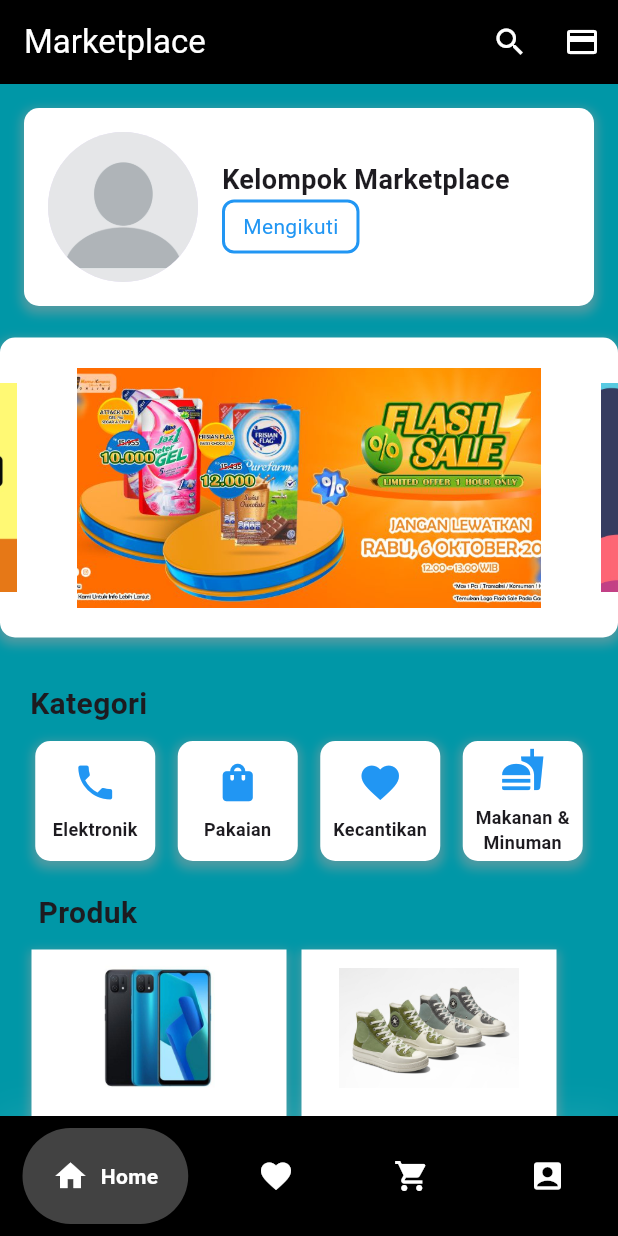
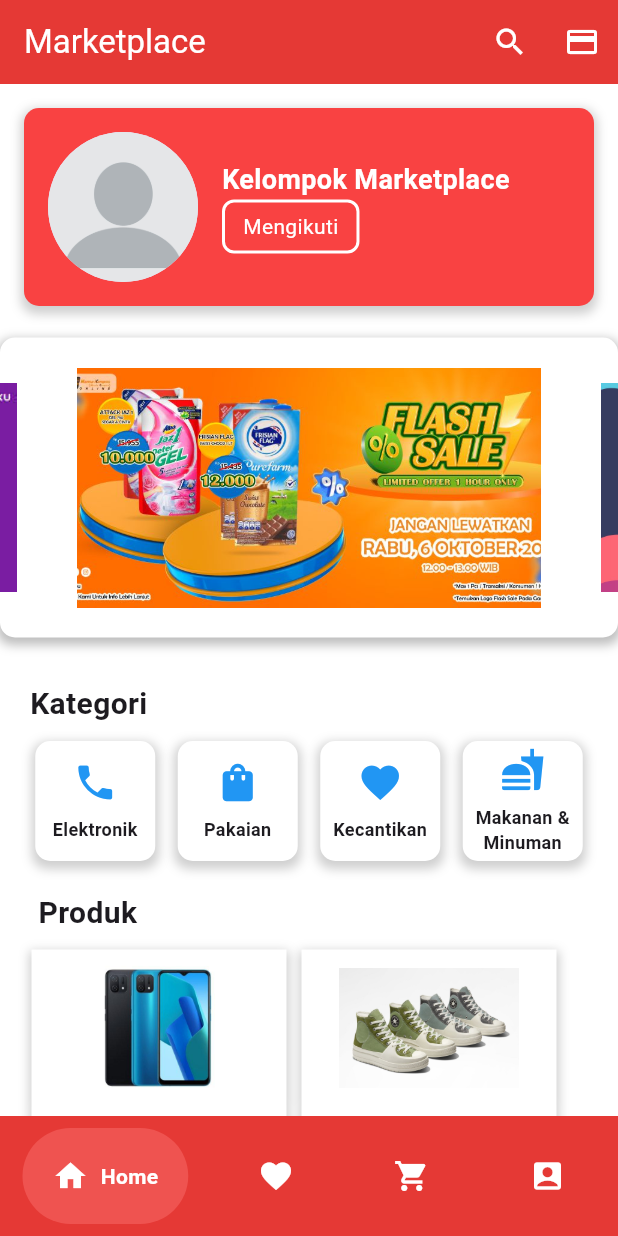
Before and after one commit to danielhartonohonoris/marketplaceuas, a Flutter app: the screen it shows after launch, after a tap on "Sign in", on a phone screen of 412 x 824 dp. Run offline on Flutter 3.47's test engine with Material 3 defaults, Android fonts, the phone set to English and light mode, and no system bars; drawn by our look-alikes of carousel_slider, google_nav_bar; our stand-ins replace get, velocity_x; missing offline and left inert: flutter_launcher_icons.

Commit message:
Modif Warna UI

```diff
--- a/lib/NavbarPage/cart.dart
+++ b/lib/NavbarPage/cart.dart
@@ -1,5 +1,7 @@
 import 'package:flutter/material.dart';
+import 'package:flutter_launcher_icons/xml_templates.dart';
 import 'package:intl/intl.dart';
+import 'package:test4/const/colors.dart';
 import 'package:test4/searchProduct/searchpage.dart';
 
 class CartPage extends StatefulWidget {
@@ -85,6 +87,7 @@
               children: [
                 IconButton(
                   icon: Icon(Icons.remove),
+                  color: redColor,
                   onPressed: () {
                     setState(() {
                       _cart.removeItem(item);
@@ -93,6 +96,7 @@
                 ),
                 IconButton(
                   icon: Icon(Icons.add),
+                  color: redColor,
                   onPressed: () {
                     setState(() {
                       _cart.addItem(item);
@@ -107,11 +111,17 @@
       bottomNavigationBar: Padding(
         padding: const EdgeInsets.all(8.0),
         child: ElevatedButton(
-          onPressed: () {
-            _showPurchaseDialog(context, _cart.calculateTotalPrice());
-          },
-          child: Text('Buy'),
-        ),
+            onPressed: () {
+              _showPurchaseDialog(context, _cart.calculateTotalPrice());
+            },
+            style: ButtonStyle(
+              backgroundColor: MaterialStateProperty.all<Color>(
+                  Colors.red.shade600), // Ganti warna sesuai keinginan Anda
+            ),
+            child: Text(
+              'Buy',
+              style: TextStyle(color: Colors.white),
+            )),
       ),
     );
   }
--- a/lib/NavbarPage/home.dart
+++ b/lib/NavbarPage/home.dart
@@ -17,6 +17,7 @@
     'image/iklan_1.jpg',
     'image/iklan_2.jpg',
     'image/iklan_3.jpg',
+    'image/flashsale.jpeg',
   ];
 
   List<CategoryModel> categories = [
@@ -30,7 +31,7 @@
   @override
   Widget build(BuildContext context) {
     return Scaffold(
-      backgroundColor: Colors.cyan.shade700,
+      backgroundColor: Colors.white,
       body: SafeArea(
         //ScrollWidget
         child: SingleChildScrollView(
@@ -41,7 +42,7 @@
                 margin: const EdgeInsets.all(16),
                 padding: const EdgeInsets.all(16),
                 decoration: BoxDecoration(
-                  color: Colors.white,
+                  color: Color.fromARGB(255, 249, 66, 66),
                   borderRadius: BorderRadius.circular(10.0),
                   boxShadow: [
                     BoxShadow(
@@ -65,6 +66,7 @@
                         const Text(
                           'Kelompok Marketplace',
                           style: TextStyle(
+                            color: Colors.white,
                             fontSize: 18,
                             fontWeight: FontWeight.bold,
                           ),
@@ -72,7 +74,7 @@
                         Container(
                           decoration: BoxDecoration(
                             border: Border.all(
-                              color: Colors.blue,
+                              color: Colors.white,
                               width: 2.0,
                             ),
                             borderRadius: BorderRadius.circular(8.0),
@@ -83,7 +85,7 @@
                             'Mengikuti',
                             style: TextStyle(
                               fontSize: 14,
-                              color: Colors.blue,
+                              color: Colors.white,
                             ),
                           ),
                         ),
@@ -100,7 +102,7 @@
                   borderRadius: BorderRadius.circular(10.0),
                   boxShadow: [
                     BoxShadow(
-                      color: Colors.grey.withOpacity(0.5),
+                      color: Colors.grey.shade400,
                       spreadRadius: 2,
                       blurRadius: 5,
                       offset: const Offset(0, 3),
@@ -189,8 +191,8 @@
                 ),
               ),
               SafeArea(
-                child: Container(
-                  margin: const EdgeInsets.fromLTRB(21, 0, 0, 0),
+                  child: Container(
+                margin: const EdgeInsets.fromLTRB(21, 0, 0, 0),
                 child: Column(
                   children: [
                     //Row 1
@@ -627,8 +629,7 @@
                     SizedBox(height: 30),
                   ],
                 ),
-                )
-              )
+              ))
             ],
           ),
         ),
--- a/lib/main.dart
+++ b/lib/main.dart
@@ -40,7 +40,7 @@
       home: Scaffold(
         appBar: AppBar(
           title: const Text('Marketplace'),
-          backgroundColor: Colors.black,
+          backgroundColor: Colors.red.shade600,
           foregroundColor: Colors.white,
           actions: [
             IconButton(
@@ -71,23 +71,23 @@
         ),
         bottomNavigationBar: Container(
           decoration: BoxDecoration(
-            color: Colors.black,
+            color: Colors.red.shade600,
             boxShadow: [
-              BoxShadow(blurRadius: 20, color: Colors.white.withOpacity(.1))
+              BoxShadow(blurRadius: 20, color: Colors.white.withOpacity(.1)),
             ],
           ),
           child: Padding(
             padding: const EdgeInsets.symmetric(horizontal: 15, vertical: 8),
             child: GNav(
               gap: 8,
-              backgroundColor: Colors.black,
+              backgroundColor: Colors.red.shade600,
               color: Colors.white,
               activeColor: Colors.white,
               iconSize: 24,
               padding: const EdgeInsets.symmetric(horizontal: 20, vertical: 20),
               duration: const Duration(milliseconds: 800),
-              tabBackgroundColor: Colors.grey.shade800,
-              tabs: const [
+              tabBackgroundColor: Colors.red.shade400,
+              tabs: [
                 GButton(
                   icon: Icons.home,
                   text: 'Home',
@@ -115,7 +115,6 @@
           ),
         ),
       ),
-
     );
   }
 }
```
Also changed, not shown: pubspec.lock.
